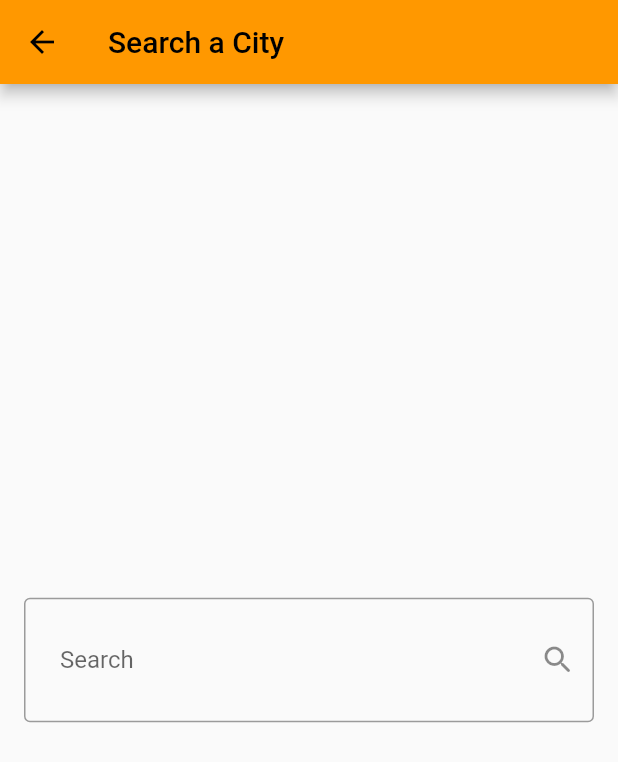
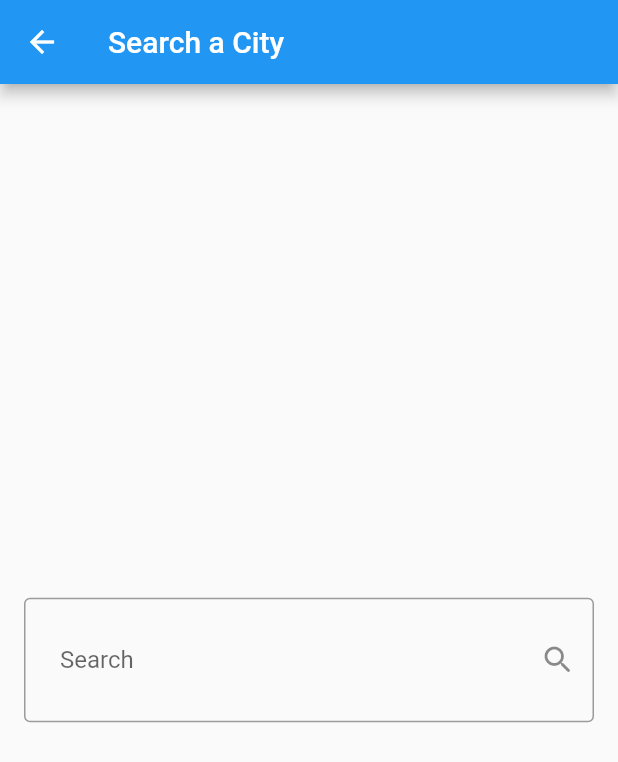
Before and after one commit to ahmedalgzery/Weather-App, a Flutter app: the screen it shows after launch, after a tap on the "search" icon, on a phone screen of 412 x 824 dp. Shown: the top 762 px of the screen. Run offline on Flutter 3.47's test engine with Material 2 defaults, Android fonts, the phone set to English and light mode, and no system bars.

Commit message:
Add Theme

```diff
--- a/lib/main.dart
+++ b/lib/main.dart
@@ -20,8 +20,10 @@ class MyApp extends StatelessWidget {
     return
        MaterialApp(
         title: 'Weather App',
+        debugShowCheckedModeBanner: false,
         theme: ThemeData(
-          primarySwatch: Colors.orange,
+
+         primarySwatch: Provider.of<WeatherProvider>(context).weatherModel == null ?  Colors.blue : Provider.of<WeatherProvider>(context).weatherModel!.getThemeColor()  ,
         ),
         home: HomeScreen(),
 
--- a/lib/screen/home_screen.dart
+++ b/lib/screen/home_screen.dart
@@ -54,7 +54,17 @@ class HomeScreen extends StatelessWidget {
               ),
             )
           : Container(
-              color: Colors.orange,
+              decoration: BoxDecoration(
+                gradient: LinearGradient(
+                  colors: [
+                    weather!.getThemeColor(),
+                    weather!.getThemeColor()[300]!,
+                    weather!.getThemeColor()[100]!,
+                  ],
+                  begin: Alignment.topCenter,
+                  end: Alignment.bottomCenter,
+                ),
+              ),
               child: Column(
                 mainAxisAlignment: MainAxisAlignment.center,
                 children: [
@@ -70,7 +80,7 @@ class HomeScreen extends StatelessWidget {
                     height: 8.0,
                   ),
                   Text(
-                    weather!.date,
+                    'Updated at : ${weather!.date.hour.toString()}:${weather!.date.minute.toString()}',
                     style: const TextStyle(
                       fontSize: 24,
                     ),
--- a/lib/screen/search_screen.dart
+++ b/lib/screen/search_screen.dart
@@ -21,21 +21,31 @@ class SearchScreen extends StatelessWidget {
           child: Padding(
             padding: const EdgeInsets.all(16.0),
             child: TextField(
+              onChanged: (data){
+                 cityName = data;
+              },
               onSubmitted: (data) async {
                 cityName = data;
                 WeatherService service = WeatherService();
-                WeatherModel weatherModel =
+                WeatherModel? weatherModel =
                     await service.getWeather(cityName: cityName!);
                 Provider.of<WeatherProvider>(context, listen: false).cityName=cityName;
                      Provider.of<WeatherProvider>(context, listen: false) .weatherModel = weatherModel;
                 Navigator.pop(context);
               },
-              decoration: const InputDecoration(
-                border: OutlineInputBorder(),
-                label: Text('Search'),
+              decoration:  InputDecoration(
+                border: const OutlineInputBorder(),
+                label: const Text('Search'),
                 hintText: 'Enter City Name',
-                suffixIcon: Icon(Icons.search_rounded),
-                contentPadding: EdgeInsets.symmetric(
+                suffixIcon: IconButton(icon:const Icon(Icons.search_rounded) ,onPressed: ()async{
+                  WeatherService service = WeatherService();
+                WeatherModel? weatherModel =
+                    await service.getWeather(cityName: cityName!);
+                Provider.of<WeatherProvider>(context, listen: false).cityName=cityName;
+                     Provider.of<WeatherProvider>(context, listen: false) .weatherModel = weatherModel;
+                Navigator.pop(context);
+                },),
+                contentPadding: const EdgeInsets.symmetric(
                   vertical: 32.0,
                   horizontal: 24.0,
                 ),
```
Also changed, not shown: lib/models/weather_model.dart (+37 -2 lines), lib/service/weather_service.dart (+15 -3 lines).
